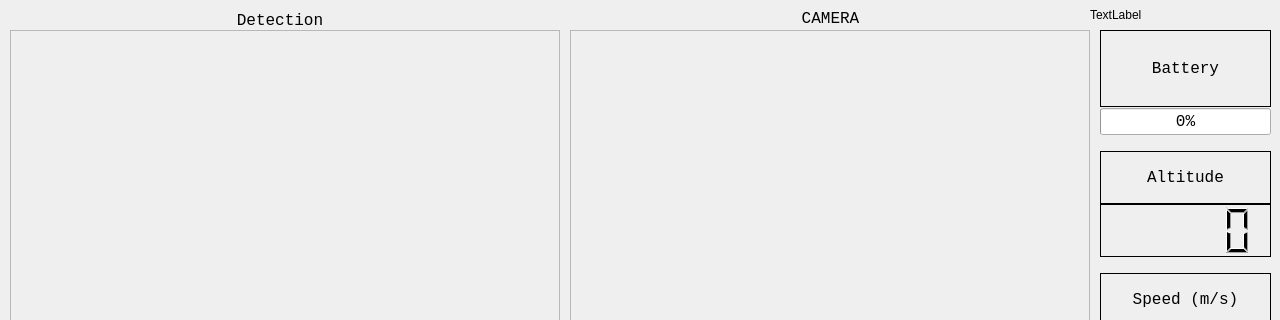
Before: the Qt Designer form Form/mainwindow.ui in grkmkcgl/bitirmeProjesi2023, drawn with Qt 5; both pictures show x 0 to 1280 and y 0 to 320 of the 1280 by 720 pixel window.
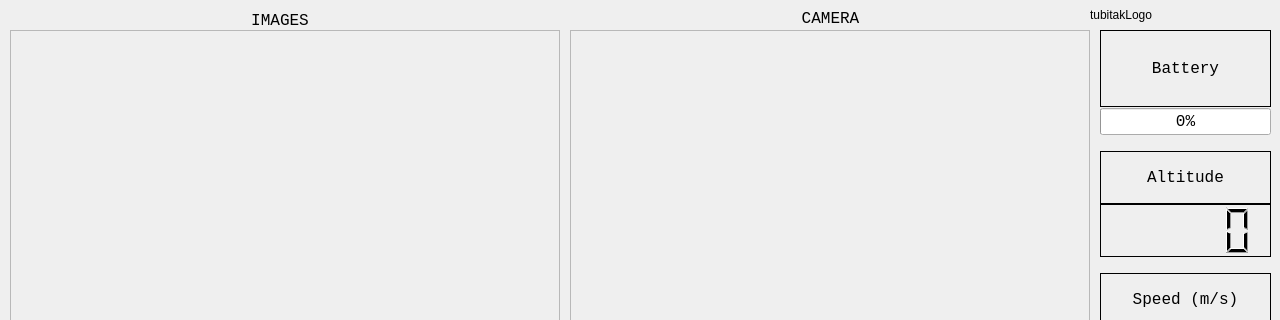
After: the same form once the commit is applied. Icons and pictures are not drawn.

```diff
--- a/Form/mainwindow.ui
+++ b/Form/mainwindow.ui
@@ -80,7 +80,7 @@
      </font>
     </property>
     <property name="text">
-     <string>Detection</string>
+     <string>IMAGES</string>
     </property>
     <property name="alignment">
      <set>Qt::AlignCenter</set>
@@ -603,7 +603,7 @@
      </rect>
     </property>
     <property name="text">
-     <string>TextLabel</string>
+     <string>tubitakLogo</string>
     </property>
    </widget>
   </widget>
```
